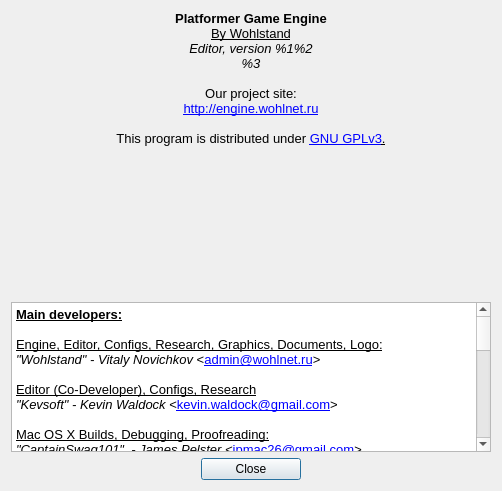
Qt form Editor/main_window/about_dialog/aboutdialog.ui (WohlSoft/Moondust-Project) before a commit.
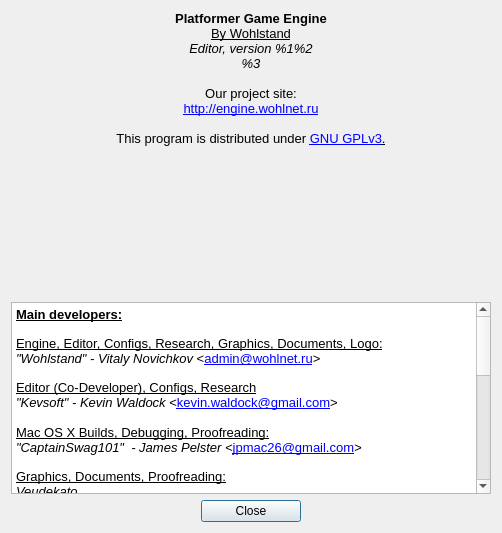
The same form after that commit. Icons and pictures are not drawn.

Commit message: Fix of protectors If configuration pack was loaded with errors, user will not be able open files and can't create new files. Before this update was missed up some places which may cause crash. Now it has been fixed. Also if config pack was loaded with errors, configuration status window will pop up!

```diff
--- a/Editor/main_window/about_dialog/aboutdialog.ui
+++ b/Editor/main_window/about_dialog/aboutdialog.ui
@@ -165,16 +165,9 @@
        <height>150</height>
       </size>
      </property>
-     <property name="maximumSize">
-      <size>
-       <width>16777215</width>
-       <height>150</height>
-      </size>
-     </property>
      <property name="font">
       <font>
        <family>Lucida Grande</family>
-       <pointsize>10</pointsize>
       </font>
      </property>
      <property name="verticalScrollBarPolicy">
@@ -187,34 +180,34 @@
       <string notr="true">&lt;!DOCTYPE HTML PUBLIC &quot;-//W3C//DTD HTML 4.0//EN&quot; &quot;http://www.w3.org/TR/REC-html40/strict.dtd&quot;&gt;
 &lt;html&gt;&lt;head&gt;&lt;meta name=&quot;qrichtext&quot; content=&quot;1&quot; /&gt;&lt;style type=&quot;text/css&quot;&gt;
 p, li { white-space: pre-wrap; }
-&lt;/style&gt;&lt;/head&gt;&lt;body style=&quot; font-family:'Lucida Grande'; font-size:10pt; font-weight:400; font-style:normal;&quot;&gt;
-&lt;p style=&quot; margin-top:0px; margin-bottom:0px; margin-left:0px; margin-right:0px; -qt-block-indent:0; text-indent:0px;&quot;&gt;&lt;span style=&quot; font-family:'Liberation Sans'; font-weight:600; text-decoration: underline;&quot;&gt;Main developers:&lt;br /&gt;&lt;/span&gt;&lt;/p&gt;
-&lt;p style=&quot; margin-top:0px; margin-bottom:0px; margin-left:0px; margin-right:0px; -qt-block-indent:0; text-indent:0px;&quot;&gt;&lt;span style=&quot; font-family:'Liberation Sans'; text-decoration: underline;&quot;&gt;Engine, Editor, Configs, Research, Graphics, Documents, Logo:&lt;/span&gt;&lt;/p&gt;
-&lt;p style=&quot; margin-top:0px; margin-bottom:0px; margin-left:0px; margin-right:0px; -qt-block-indent:0; text-indent:0px;&quot;&gt;&lt;span style=&quot; font-family:'Liberation Sans'; font-style:italic;&quot;&gt;&amp;quot;Wohlstand&amp;quot; - Vitaly Novichkov&lt;/span&gt;&lt;span style=&quot; font-family:'Liberation Sans';&quot;&gt; &amp;lt;&lt;/span&gt;&lt;a href=&quot;mailto:admin@wohlnet.ru&quot;&gt;&lt;span style=&quot; font-family:'Liberation Sans'; text-decoration: underline; color:#0000ff;&quot;&gt;admin@wohlnet.ru&lt;/span&gt;&lt;/a&gt;&lt;span style=&quot; font-family:'Liberation Sans';&quot;&gt;&amp;gt;&lt;br /&gt;&lt;/span&gt;&lt;/p&gt;
-&lt;p style=&quot; margin-top:0px; margin-bottom:0px; margin-left:0px; margin-right:0px; -qt-block-indent:0; text-indent:0px;&quot;&gt;&lt;span style=&quot; font-family:'Liberation Sans'; text-decoration: underline;&quot;&gt;Editor (Co-Developer), Configs, Research&lt;/span&gt;&lt;/p&gt;
-&lt;p style=&quot; margin-top:0px; margin-bottom:0px; margin-left:0px; margin-right:0px; -qt-block-indent:0; text-indent:0px;&quot;&gt;&lt;span style=&quot; font-family:'Liberation Sans'; font-style:italic;&quot;&gt;&amp;quot;Kevsoft&amp;quot; - Kevin Waldock &lt;/span&gt;&lt;span style=&quot; font-family:'Liberation Sans';&quot;&gt;&amp;lt;&lt;/span&gt;&lt;a href=&quot;mailto:kevin.waldock@gmail.com&quot;&gt;&lt;span style=&quot; font-family:'Liberation Sans'; text-decoration: underline; color:#0000ff;&quot;&gt;kevin.waldock@gmail.com&lt;/span&gt;&lt;/a&gt;&lt;span style=&quot; font-family:'Liberation Sans';&quot;&gt;&amp;gt;&lt;/span&gt;&lt;/p&gt;
-&lt;p style=&quot;-qt-paragraph-type:empty; margin-top:0px; margin-bottom:0px; margin-left:0px; margin-right:0px; -qt-block-indent:0; text-indent:0px; font-family:'Liberation Sans';&quot;&gt;&lt;br /&gt;&lt;/p&gt;
-&lt;p style=&quot; margin-top:0px; margin-bottom:0px; margin-left:0px; margin-right:0px; -qt-block-indent:0; text-indent:0px;&quot;&gt;&lt;span style=&quot; font-family:'Liberation Sans'; text-decoration: underline;&quot;&gt;Mac OS X Builds, Debugging, Proofreading:&lt;/span&gt;&lt;/p&gt;
-&lt;p style=&quot; margin-top:0px; margin-bottom:0px; margin-left:0px; margin-right:0px; -qt-block-indent:0; text-indent:0px;&quot;&gt;&lt;span style=&quot; font-family:'Liberation Sans'; font-style:italic;&quot;&gt;&amp;quot;CaptainSwag101&amp;quot;  - James Pelster &amp;lt;&lt;/span&gt;&lt;a href=&quot;mailto:jpmac26@gmail.com&quot;&gt;&lt;span style=&quot; text-decoration: underline; color:#0000ff;&quot;&gt;jpmac26@gmail.com&lt;/span&gt;&lt;/a&gt;&lt;span style=&quot; font-family:'Liberation Sans'; font-style:italic;&quot;&gt;&amp;gt;&lt;br /&gt;&lt;/span&gt;&lt;/p&gt;
-&lt;p style=&quot; margin-top:0px; margin-bottom:0px; margin-left:0px; margin-right:0px; -qt-block-indent:0; text-indent:0px;&quot;&gt;&lt;span style=&quot; font-family:'Liberation Sans'; text-decoration: underline;&quot;&gt;Graphics, Documents, Proofreading:&lt;/span&gt;&lt;/p&gt;
-&lt;p style=&quot; margin-top:0px; margin-bottom:0px; margin-left:0px; margin-right:0px; -qt-block-indent:0; text-indent:0px;&quot;&gt;&lt;span style=&quot; font-family:'Liberation Sans'; font-style:italic;&quot;&gt;Veudekato&lt;/span&gt;&lt;/p&gt;
-&lt;p style=&quot;-qt-paragraph-type:empty; margin-top:0px; margin-bottom:0px; margin-left:0px; margin-right:0px; -qt-block-indent:0; text-indent:0px; font-family:'Liberation Sans'; font-style:italic;&quot;&gt;&lt;br /&gt;&lt;/p&gt;
-&lt;p style=&quot; margin-top:0px; margin-bottom:0px; margin-left:0px; margin-right:0px; -qt-block-indent:0; text-indent:0px;&quot;&gt;&lt;span style=&quot; font-family:'Liberation Sans'; font-weight:600;&quot;&gt;Graphics Designers:&lt;/span&gt;&lt;/p&gt;
-&lt;p style=&quot; margin-top:0px; margin-bottom:0px; margin-left:0px; margin-right:0px; -qt-block-indent:0; text-indent:0px;&quot;&gt;&lt;span style=&quot; font-family:'Liberation Sans'; text-decoration: underline;&quot;&gt;New icons for applications and tools&lt;/span&gt;&lt;span style=&quot; font-family:'Liberation Sans'; font-style:italic;&quot;&gt;&lt;br /&gt;&amp;quot;GLuigiX&amp;quot; - Eric Hauck &lt;/span&gt;&lt;span style=&quot; font-family:'Liberation Sans';&quot;&gt;&amp;lt;&lt;/span&gt;&lt;a href=&quot;mailto:gluigix@gmx.de&quot;&gt;&lt;span style=&quot; text-decoration: underline; color:#0000ff;&quot;&gt;gluigix@gmx.de&lt;/span&gt;&lt;/a&gt;&lt;span style=&quot; font-family:'Liberation Sans';&quot;&gt;&amp;gt;&lt;/span&gt;&lt;/p&gt;
-&lt;p style=&quot;-qt-paragraph-type:empty; margin-top:0px; margin-bottom:0px; margin-left:0px; margin-right:0px; -qt-block-indent:0; text-indent:0px; font-family:'Liberation Sans'; font-style:italic;&quot;&gt;&lt;br /&gt;&lt;/p&gt;
-&lt;p style=&quot; margin-top:0px; margin-bottom:0px; margin-left:0px; margin-right:0px; -qt-block-indent:0; text-indent:0px;&quot;&gt;&lt;span style=&quot; font-family:'Liberation Sans'; font-weight:600;&quot;&gt;Translations:&lt;br /&gt;&lt;/span&gt;&lt;span style=&quot; font-family:'Liberation Sans';&quot;&gt;English	- &lt;/span&gt;&lt;span style=&quot; font-family:'Liberation Sans'; font-style:italic;&quot;&gt;&amp;quot;Wohlstand&amp;quot; - Vitaly Novichkov,&lt;br /&gt;	  &amp;quot;CaptainSwag101&amp;quot; - James Pelster&lt;/span&gt;&lt;/p&gt;
-&lt;p style=&quot; margin-top:0px; margin-bottom:0px; margin-left:0px; margin-right:0px; -qt-block-indent:0; text-indent:0px;&quot;&gt;&lt;span style=&quot; font-family:'Liberation Sans';&quot;&gt;Russian	- &lt;/span&gt;&lt;span style=&quot; font-family:'Liberation Sans'; font-style:italic;&quot;&gt;&amp;quot;Wohlstand&amp;quot; - Vitaly Novichkov&lt;/span&gt;&lt;span style=&quot; font-family:'Liberation Sans';&quot;&gt;&lt;br /&gt;German	- &lt;/span&gt;&lt;span style=&quot; font-family:'Liberation Sans'; font-style:italic;&quot;&gt;&amp;quot;Kevsoft&amp;quot; - Kevin Waldock&lt;/span&gt;&lt;/p&gt;
-&lt;p style=&quot; margin-top:0px; margin-bottom:0px; margin-left:0px; margin-right:0px; -qt-block-indent:0; text-indent:0px;&quot;&gt;&lt;span style=&quot; font-family:'Liberation Sans';&quot;&gt;Spanish	- &lt;/span&gt;&lt;span style=&quot; font-family:'Liberation Sans'; font-style:italic;&quot;&gt;&amp;quot;hacheipe399&amp;quot; - Paredes Fernando&lt;/span&gt;&lt;/p&gt;
-&lt;p style=&quot; margin-top:0px; margin-bottom:0px; margin-left:0px; margin-right:0px; -qt-block-indent:0; text-indent:0px;&quot;&gt;&lt;span style=&quot; font-family:'Liberation Sans';&quot;&gt;Italian	- &lt;/span&gt;&lt;span style=&quot; font-family:'Liberation Sans'; font-style:italic;&quot;&gt;&amp;quot;Darkonius Mavakar&amp;quot; - Gian Marco Pagano&lt;/span&gt;&lt;/p&gt;
-&lt;p style=&quot; margin-top:0px; margin-bottom:0px; margin-left:0px; margin-right:0px; -qt-block-indent:0; text-indent:0px;&quot;&gt;&lt;span style=&quot; font-family:'Liberation Sans'; font-style:italic;&quot;&gt;	  &amp;quot;ImperatoreXx&amp;quot; - Giuseppe Virdone (old version)&lt;/span&gt;&lt;/p&gt;
-&lt;p style=&quot;-qt-paragraph-type:empty; margin-top:0px; margin-bottom:0px; margin-left:0px; margin-right:0px; -qt-block-indent:0; text-indent:0px; font-family:'Liberation Sans'; font-style:italic;&quot;&gt;&lt;br /&gt;&lt;/p&gt;
-&lt;p style=&quot; margin-top:0px; margin-bottom:0px; margin-left:0px; margin-right:0px; -qt-block-indent:0; text-indent:0px;&quot;&gt;&lt;span style=&quot; font-family:'Liberation Sans'; font-weight:600; text-decoration: underline;&quot;&gt;Big thanks to:&lt;/span&gt;&lt;/p&gt;
-&lt;p style=&quot;-qt-paragraph-type:empty; margin-top:0px; margin-bottom:0px; margin-left:0px; margin-right:0px; -qt-block-indent:0; text-indent:0px; font-family:'Liberation Sans';&quot;&gt;&lt;br /&gt;&lt;/p&gt;
-&lt;p style=&quot; margin-top:0px; margin-bottom:0px; margin-left:0px; margin-right:0px; -qt-block-indent:0; text-indent:0px;&quot;&gt;&lt;span style=&quot; font-family:'Liberation Sans'; font-style:italic;&quot;&gt;Natsu - help with old logo&lt;/span&gt;&lt;span style=&quot; font-family:'Liberation Sans'; font-weight:600; text-decoration: underline;&quot;&gt;&lt;br /&gt;&lt;/span&gt;&lt;span style=&quot; font-family:'Liberation Sans'; font-style:italic;&quot;&gt;h2643 - Forum admin&lt;/span&gt;&lt;/p&gt;
-&lt;p style=&quot; margin-top:0px; margin-bottom:0px; margin-left:0px; margin-right:0px; -qt-block-indent:0; text-indent:0px;&quot;&gt;&lt;span style=&quot; font-family:'Liberation Sans'; font-style:italic;&quot;&gt;FanofSMBX&lt;/span&gt;&lt;/p&gt;
-&lt;p style=&quot; margin-top:0px; margin-bottom:0px; margin-left:0px; margin-right:0px; -qt-block-indent:0; text-indent:0px;&quot;&gt;&lt;span style=&quot; font-family:'Liberation Sans'; font-style:italic;&quot;&gt;Luigifan2010&lt;/span&gt;&lt;/p&gt;
-&lt;p style=&quot; margin-top:0px; margin-bottom:0px; margin-left:0px; margin-right:0px; -qt-block-indent:0; text-indent:0px;&quot;&gt;&lt;span style=&quot; font-family:'Liberation Sans'; font-style:italic;&quot;&gt;Squishy Rex&lt;/span&gt;&lt;/p&gt;
-&lt;p style=&quot; margin-top:0px; margin-bottom:0px; margin-left:0px; margin-right:0px; -qt-block-indent:0; text-indent:0px;&quot;&gt;&lt;span style=&quot; font-family:'Liberation Sans'; font-style:italic;&quot;&gt;Valtteri&lt;/span&gt;&lt;/p&gt;&lt;/body&gt;&lt;/html&gt;</string>
+&lt;/style&gt;&lt;/head&gt;&lt;body style=&quot; font-family:'Lucida Grande'; font-size:9pt; font-weight:400; font-style:normal;&quot;&gt;
+&lt;p style=&quot; margin-top:0px; margin-bottom:0px; margin-left:0px; margin-right:0px; -qt-block-indent:0; text-indent:0px;&quot;&gt;&lt;span style=&quot; font-family:'Liberation Sans'; font-size:10pt; font-weight:600; text-decoration: underline;&quot;&gt;Main developers:&lt;br /&gt;&lt;/span&gt;&lt;/p&gt;
+&lt;p style=&quot; margin-top:0px; margin-bottom:0px; margin-left:0px; margin-right:0px; -qt-block-indent:0; text-indent:0px;&quot;&gt;&lt;span style=&quot; font-family:'Liberation Sans'; font-size:10pt; text-decoration: underline;&quot;&gt;Engine, Editor, Configs, Research, Graphics, Documents, Logo:&lt;/span&gt;&lt;/p&gt;
+&lt;p style=&quot; margin-top:0px; margin-bottom:0px; margin-left:0px; margin-right:0px; -qt-block-indent:0; text-indent:0px;&quot;&gt;&lt;span style=&quot; font-family:'Liberation Sans'; font-size:10pt; font-style:italic;&quot;&gt;&amp;quot;Wohlstand&amp;quot; - Vitaly Novichkov&lt;/span&gt;&lt;span style=&quot; font-family:'Liberation Sans'; font-size:10pt;&quot;&gt; &amp;lt;&lt;/span&gt;&lt;a href=&quot;mailto:admin@wohlnet.ru&quot;&gt;&lt;span style=&quot; font-family:'Liberation Sans'; font-size:10pt; text-decoration: underline; color:#0000ff;&quot;&gt;admin@wohlnet.ru&lt;/span&gt;&lt;/a&gt;&lt;span style=&quot; font-family:'Liberation Sans'; font-size:10pt;&quot;&gt;&amp;gt;&lt;br /&gt;&lt;/span&gt;&lt;/p&gt;
+&lt;p style=&quot; margin-top:0px; margin-bottom:0px; margin-left:0px; margin-right:0px; -qt-block-indent:0; text-indent:0px;&quot;&gt;&lt;span style=&quot; font-family:'Liberation Sans'; font-size:10pt; text-decoration: underline;&quot;&gt;Editor (Co-Developer), Configs, Research&lt;/span&gt;&lt;/p&gt;
+&lt;p style=&quot; margin-top:0px; margin-bottom:0px; margin-left:0px; margin-right:0px; -qt-block-indent:0; text-indent:0px;&quot;&gt;&lt;span style=&quot; font-family:'Liberation Sans'; font-size:10pt; font-style:italic;&quot;&gt;&amp;quot;Kevsoft&amp;quot; - Kevin Waldock &lt;/span&gt;&lt;span style=&quot; font-family:'Liberation Sans'; font-size:10pt;&quot;&gt;&amp;lt;&lt;/span&gt;&lt;a href=&quot;mailto:kevin.waldock@gmail.com&quot;&gt;&lt;span style=&quot; font-family:'Liberation Sans'; font-size:10pt; text-decoration: underline; color:#0000ff;&quot;&gt;kevin.waldock@gmail.com&lt;/span&gt;&lt;/a&gt;&lt;span style=&quot; font-family:'Liberation Sans'; font-size:10pt;&quot;&gt;&amp;gt;&lt;/span&gt;&lt;/p&gt;
+&lt;p style=&quot;-qt-paragraph-type:empty; margin-top:0px; margin-bottom:0px; margin-left:0px; margin-right:0px; -qt-block-indent:0; text-indent:0px; font-family:'Liberation Sans'; font-size:10pt;&quot;&gt;&lt;br /&gt;&lt;/p&gt;
+&lt;p style=&quot; margin-top:0px; margin-bottom:0px; margin-left:0px; margin-right:0px; -qt-block-indent:0; text-indent:0px;&quot;&gt;&lt;span style=&quot; font-family:'Liberation Sans'; font-size:10pt; text-decoration: underline;&quot;&gt;Mac OS X Builds, Debugging, Proofreading:&lt;/span&gt;&lt;/p&gt;
+&lt;p style=&quot; margin-top:0px; margin-bottom:0px; margin-left:0px; margin-right:0px; -qt-block-indent:0; text-indent:0px;&quot;&gt;&lt;span style=&quot; font-family:'Liberation Sans'; font-size:10pt; font-style:italic;&quot;&gt;&amp;quot;CaptainSwag101&amp;quot;  - James Pelster &amp;lt;&lt;/span&gt;&lt;a href=&quot;mailto:jpmac26@gmail.com&quot;&gt;&lt;span style=&quot; font-size:10pt; text-decoration: underline; color:#0000ff;&quot;&gt;jpmac26@gmail.com&lt;/span&gt;&lt;/a&gt;&lt;span style=&quot; font-family:'Liberation Sans'; font-size:10pt; font-style:italic;&quot;&gt;&amp;gt;&lt;br /&gt;&lt;/span&gt;&lt;/p&gt;
+&lt;p style=&quot; margin-top:0px; margin-bottom:0px; margin-left:0px; margin-right:0px; -qt-block-indent:0; text-indent:0px;&quot;&gt;&lt;span style=&quot; font-family:'Liberation Sans'; font-size:10pt; text-decoration: underline;&quot;&gt;Graphics, Documents, Proofreading:&lt;/span&gt;&lt;/p&gt;
+&lt;p style=&quot; margin-top:0px; margin-bottom:0px; margin-left:0px; margin-right:0px; -qt-block-indent:0; text-indent:0px;&quot;&gt;&lt;span style=&quot; font-family:'Liberation Sans'; font-size:10pt; font-style:italic;&quot;&gt;Veudekato&lt;/span&gt;&lt;/p&gt;
+&lt;p style=&quot;-qt-paragraph-type:empty; margin-top:0px; margin-bottom:0px; margin-left:0px; margin-right:0px; -qt-block-indent:0; text-indent:0px; font-family:'Liberation Sans'; font-size:10pt; font-style:italic;&quot;&gt;&lt;br /&gt;&lt;/p&gt;
+&lt;p style=&quot; margin-top:0px; margin-bottom:0px; margin-left:0px; margin-right:0px; -qt-block-indent:0; text-indent:0px;&quot;&gt;&lt;span style=&quot; font-family:'Liberation Sans'; font-size:10pt; font-weight:600;&quot;&gt;Graphics Designers:&lt;/span&gt;&lt;/p&gt;
+&lt;p style=&quot; margin-top:0px; margin-bottom:0px; margin-left:0px; margin-right:0px; -qt-block-indent:0; text-indent:0px;&quot;&gt;&lt;span style=&quot; font-family:'Liberation Sans'; font-size:10pt; text-decoration: underline;&quot;&gt;New icons for applications and tools&lt;/span&gt;&lt;span style=&quot; font-family:'Liberation Sans'; font-size:10pt; font-style:italic;&quot;&gt;&lt;br /&gt;&amp;quot;GLuigiX&amp;quot; - Eric Hauck &lt;/span&gt;&lt;span style=&quot; font-family:'Liberation Sans'; font-size:10pt;&quot;&gt;&amp;lt;&lt;/span&gt;&lt;a href=&quot;mailto:gluigix@gmx.de&quot;&gt;&lt;span style=&quot; font-size:10pt; text-decoration: underline; color:#0000ff;&quot;&gt;gluigix@gmx.de&lt;/span&gt;&lt;/a&gt;&lt;span style=&quot; font-family:'Liberation Sans'; font-size:10pt;&quot;&gt;&amp;gt;&lt;/span&gt;&lt;/p&gt;
+&lt;p style=&quot;-qt-paragraph-type:empty; margin-top:0px; margin-bottom:0px; margin-left:0px; margin-right:0px; -qt-block-indent:0; text-indent:0px; font-family:'Liberation Sans'; font-size:10pt; font-style:italic;&quot;&gt;&lt;br /&gt;&lt;/p&gt;
+&lt;p style=&quot; margin-top:0px; margin-bottom:0px; margin-left:0px; margin-right:0px; -qt-block-indent:0; text-indent:0px;&quot;&gt;&lt;span style=&quot; font-family:'Liberation Sans'; font-size:10pt; font-weight:600;&quot;&gt;Translations:&lt;br /&gt;&lt;/span&gt;&lt;span style=&quot; font-family:'Liberation Sans'; font-size:10pt;&quot;&gt;English	- &lt;/span&gt;&lt;span style=&quot; font-family:'Liberation Sans'; font-size:10pt; font-style:italic;&quot;&gt;&amp;quot;Wohlstand&amp;quot; - Vitaly Novichkov,&lt;br /&gt;	  &amp;quot;CaptainSwag101&amp;quot; - James Pelster&lt;/span&gt;&lt;/p&gt;
+&lt;p style=&quot; margin-top:0px; margin-bottom:0px; margin-left:0px; margin-right:0px; -qt-block-indent:0; text-indent:0px;&quot;&gt;&lt;span style=&quot; font-family:'Liberation Sans'; font-size:10pt;&quot;&gt;Russian	- &lt;/span&gt;&lt;span style=&quot; font-family:'Liberation Sans'; font-size:10pt; font-style:italic;&quot;&gt;&amp;quot;Wohlstand&amp;quot; - Vitaly Novichkov&lt;/span&gt;&lt;span style=&quot; font-family:'Liberation Sans'; font-size:10pt;&quot;&gt;&lt;br /&gt;German	- &lt;/span&gt;&lt;span style=&quot; font-family:'Liberation Sans'; font-size:10pt; font-style:italic;&quot;&gt;&amp;quot;Kevsoft&amp;quot; - Kevin Waldock&lt;/span&gt;&lt;/p&gt;
+&lt;p style=&quot; margin-top:0px; margin-bottom:0px; margin-left:0px; margin-right:0px; -qt-block-indent:0; text-indent:0px;&quot;&gt;&lt;span style=&quot; font-family:'Liberation Sans'; font-size:10pt;&quot;&gt;Spanish	- &lt;/span&gt;&lt;span style=&quot; font-family:'Liberation Sans'; font-size:10pt; font-style:italic;&quot;&gt;&amp;quot;hacheipe399&amp;quot; - Paredes Fernando&lt;/span&gt;&lt;/p&gt;
+&lt;p style=&quot; margin-top:0px; margin-bottom:0px; margin-left:0px; margin-right:0px; -qt-block-indent:0; text-indent:0px;&quot;&gt;&lt;span style=&quot; font-family:'Liberation Sans'; font-size:10pt;&quot;&gt;Italian	- &lt;/span&gt;&lt;span style=&quot; font-family:'Liberation Sans'; font-size:10pt; font-style:italic;&quot;&gt;&amp;quot;Darkonius Mavakar&amp;quot; - Gian Marco Pagano&lt;/span&gt;&lt;/p&gt;
+&lt;p style=&quot; margin-top:0px; margin-bottom:0px; margin-left:0px; margin-right:0px; -qt-block-indent:0; text-indent:0px;&quot;&gt;&lt;span style=&quot; font-family:'Liberation Sans'; font-size:10pt; font-style:italic;&quot;&gt;	  &amp;quot;ImperatoreXx&amp;quot; - Giuseppe Virdone (old version)&lt;/span&gt;&lt;/p&gt;
+&lt;p style=&quot;-qt-paragraph-type:empty; margin-top:0px; margin-bottom:0px; margin-left:0px; margin-right:0px; -qt-block-indent:0; text-indent:0px; font-family:'Liberation Sans'; font-size:10pt; font-style:italic;&quot;&gt;&lt;br /&gt;&lt;/p&gt;
+&lt;p style=&quot; margin-top:0px; margin-bottom:0px; margin-left:0px; margin-right:0px; -qt-block-indent:0; text-indent:0px;&quot;&gt;&lt;span style=&quot; font-family:'Liberation Sans'; font-size:10pt; font-weight:600; text-decoration: underline;&quot;&gt;Big thanks to:&lt;/span&gt;&lt;/p&gt;
+&lt;p style=&quot;-qt-paragraph-type:empty; margin-top:0px; margin-bottom:0px; margin-left:0px; margin-right:0px; -qt-block-indent:0; text-indent:0px; font-family:'Liberation Sans'; font-size:10pt;&quot;&gt;&lt;br /&gt;&lt;/p&gt;
+&lt;p style=&quot; margin-top:0px; margin-bottom:0px; margin-left:0px; margin-right:0px; -qt-block-indent:0; text-indent:0px;&quot;&gt;&lt;span style=&quot; font-family:'Liberation Sans'; font-size:10pt; font-style:italic;&quot;&gt;Natsu - help with old logo&lt;/span&gt;&lt;span style=&quot; font-family:'Liberation Sans'; font-size:10pt; font-weight:600; text-decoration: underline;&quot;&gt;&lt;br /&gt;&lt;/span&gt;&lt;span style=&quot; font-family:'Liberation Sans'; font-size:10pt; font-style:italic;&quot;&gt;h2643 - Forum admin&lt;/span&gt;&lt;/p&gt;
+&lt;p style=&quot; margin-top:0px; margin-bottom:0px; margin-left:0px; margin-right:0px; -qt-block-indent:0; text-indent:0px;&quot;&gt;&lt;span style=&quot; font-family:'Liberation Sans'; font-size:10pt; font-style:italic;&quot;&gt;FanofSMBX&lt;/span&gt;&lt;/p&gt;
+&lt;p style=&quot; margin-top:0px; margin-bottom:0px; margin-left:0px; margin-right:0px; -qt-block-indent:0; text-indent:0px;&quot;&gt;&lt;span style=&quot; font-family:'Liberation Sans'; font-size:10pt; font-style:italic;&quot;&gt;Luigifan2010&lt;/span&gt;&lt;/p&gt;
+&lt;p style=&quot; margin-top:0px; margin-bottom:0px; margin-left:0px; margin-right:0px; -qt-block-indent:0; text-indent:0px;&quot;&gt;&lt;span style=&quot; font-family:'Liberation Sans'; font-size:10pt; font-style:italic;&quot;&gt;Squishy Rex&lt;/span&gt;&lt;/p&gt;
+&lt;p style=&quot; margin-top:0px; margin-bottom:0px; margin-left:0px; margin-right:0px; -qt-block-indent:0; text-indent:0px;&quot;&gt;&lt;span style=&quot; font-family:'Liberation Sans'; font-size:10pt; font-style:italic;&quot;&gt;Valtteri&lt;/span&gt;&lt;/p&gt;&lt;/body&gt;&lt;/html&gt;</string>
      </property>
      <property name="textInteractionFlags">
       <set>Qt::LinksAccessibleByKeyboard|Qt::LinksAccessibleByMouse|Qt::TextBrowserInteraction|Qt::TextSelectableByKeyboard|Qt::TextSelectableByMouse</set>
```
Left out of the diff: 6 changed lines with no effect on the pictures. The commit also changes 10 other files.
